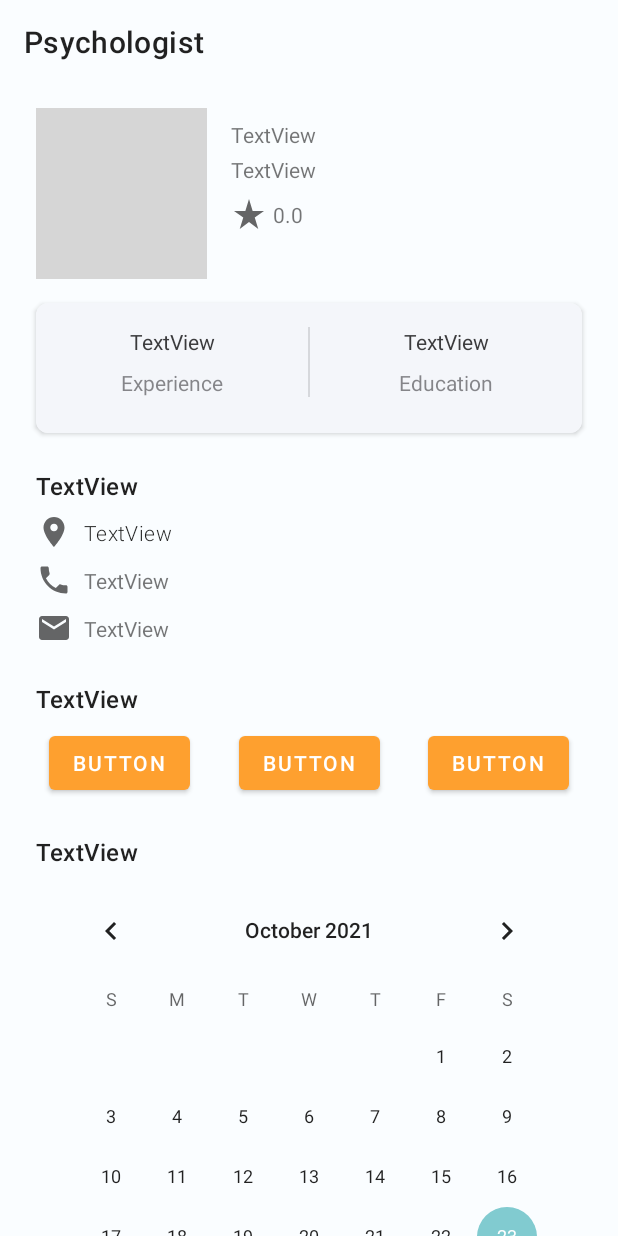
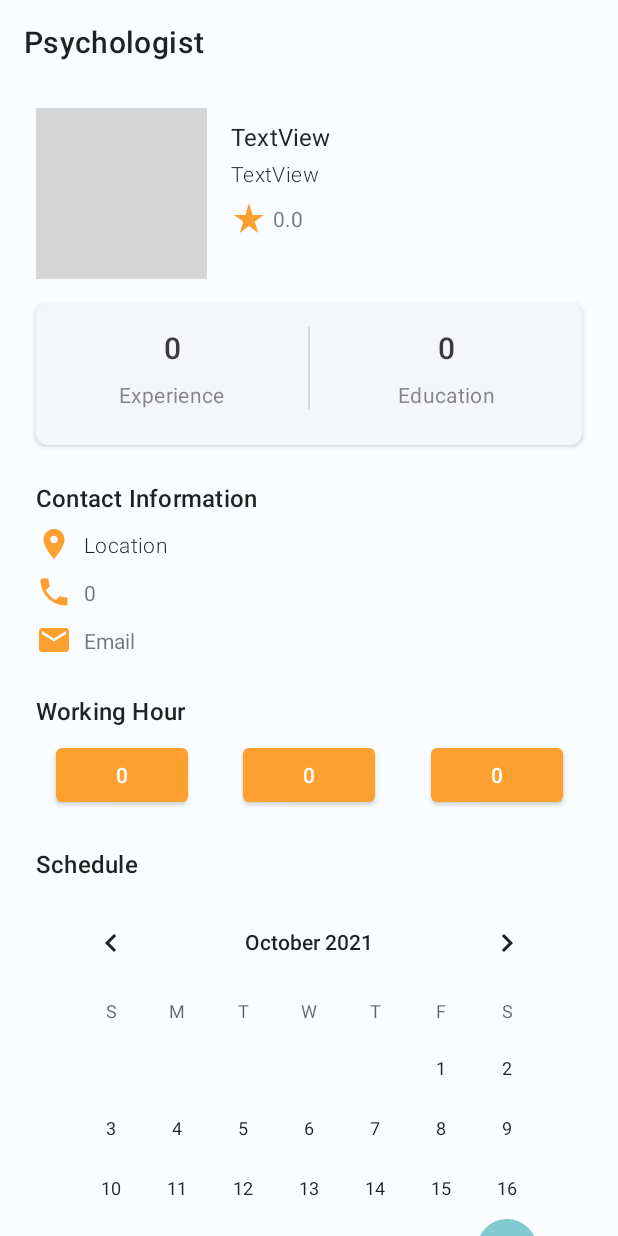
Before and after one commit to EnhanceTeam/sMEdy-app, an Android app: the layout activity_psychologist_detail.xml on its own in the app's theme, with its tools: preview values and no code run, on a phone screen of 412 x 824 dp. Run offline under Robolectric (Android 15) with nearby library versions, the phone set to English and light mode, and no system bars; Roboto replaces fonts that are not available here; grey boxes are pictures that could not be loaded.

Commit message:
Psychologist design almost done

```diff
--- a/Smedy/app/src/main/AndroidManifest.xml
+++ b/Smedy/app/src/main/AndroidManifest.xml
@@ -22,7 +22,7 @@
             android:name=".view.MeditationPlayerActivity"
             android:exported="true" />
         <activity
-            android:name=".view.activities.ScheduleAppointmentActivity"
+            android:name=".view.activities.PsychologistDetailActivity"
             android:exported="true" />
         <activity
             android:name=".view.MusicPlayerActivity"
--- a/Smedy/app/src/main/java/com/example/smedy/adapter/PsikologHomeAdapter.java
+++ b/Smedy/app/src/main/java/com/example/smedy/adapter/PsikologHomeAdapter.java
@@ -16,7 +16,7 @@ import com.bumptech.glide.Glide;
 import com.bumptech.glide.load.engine.DiskCacheStrategy;
 import com.example.smedy.R;
 import com.example.smedy.model.Psychologist;
-import com.example.smedy.view.ScheduleAppointmentActivity;
+import com.example.smedy.view.activities.PsychologistDetailActivity;
 
 import java.util.ArrayList;
 
@@ -50,7 +50,7 @@ public class PsikologHomeAdapter extends RecyclerView.Adapter<PsikologHomeAdapte
         holder.CvPsikiater.setOnClickListener(new View.OnClickListener() {
             @Override
             public void onClick(View view) {
-                Intent intent = new Intent(context, ScheduleAppointmentActivity.class);
+                Intent intent = new Intent(context, PsychologistDetailActivity.class);
                 intent.putExtra("nama", psychologist.getNama());
                 intent.putExtra("tahun", psychologist.getTahun());
                 intent.putExtra("foto", psychologist.getFoto());
--- a/Smedy/app/src/main/res/layout/activity_schedule_appointment.xml
+++ b/Smedy/app/src/main/res/layout/activity_psychologist_detail.xml
@@ -4,15 +4,18 @@
     xmlns:tools="http://schemas.android.com/tools"
     android:layout_width="match_parent"
     android:layout_height="match_parent"
-    tools:context=".view.activities.ScheduleAppointmentActivity">
+    tools:context=".view.activities.PsychologistDetailActivity">
 
     <androidx.appcompat.widget.Toolbar
-        android:id="@+id/toolbar"
+        android:id="@+id/toolbarPsychologistActivity"
         android:layout_width="match_parent"
         android:layout_height="wrap_content"
         android:background="?attr/colorPrimary"
         android:minHeight="?attr/actionBarSize"
         android:theme="@style/ToolbarColor"
+        app:layout_constraintEnd_toEndOf="parent"
+        app:layout_constraintStart_toStartOf="parent"
+        app:layout_constraintTop_toTopOf="parent"
         app:title="@string/psychologist" />
 
     <androidx.core.widget.NestedScrollView
@@ -23,14 +26,14 @@
         app:layout_constraintBottom_toBottomOf="parent"
         app:layout_constraintEnd_toEndOf="parent"
         app:layout_constraintStart_toStartOf="parent"
-        app:layout_constraintTop_toBottomOf="@+id/toolbar">
+        app:layout_constraintTop_toBottomOf="@+id/toolbarPsychologistActivity">
 
         <androidx.constraintlayout.widget.ConstraintLayout
             android:layout_width="match_parent"
             android:layout_height="wrap_content">
 
             <ImageView
-                android:id="@+id/imgFotoScheduleAppointment"
+                android:id="@+id/imgProfilePsychologistActivity"
                 android:layout_width="114dp"
                 android:layout_height="114dp"
                 android:layout_marginStart="24dp"
@@ -41,44 +44,48 @@
                 tools:srcCompat="@tools:sample/avatars[0]" />
 
             <TextView
-                android:id="@+id/txtViewNamaScheduleAppointment"
+                android:id="@+id/txtNamePsychologistActivity"
                 android:layout_width="0dp"
                 android:layout_height="wrap_content"
                 android:layout_marginStart="16dp"
                 android:layout_marginTop="8dp"
                 android:layout_marginEnd="24dp"
                 android:text="TextView"
+                android:textAppearance="@style/TextAppearance.MaterialComponents.Subtitle1"
                 app:layout_constraintEnd_toEndOf="parent"
-                app:layout_constraintStart_toEndOf="@+id/imgFotoScheduleAppointment"
-                app:layout_constraintTop_toTopOf="@+id/imgFotoScheduleAppointment" />
+                app:layout_constraintStart_toEndOf="@+id/imgProfilePsychologistActivity"
+                app:layout_constraintTop_toTopOf="@+id/imgProfilePsychologistActivity" />
 
             <TextView
-                android:id="@+id/textView4"
+                android:id="@+id/txtSpecialistPsychologistActivity"
                 android:layout_width="0dp"
                 android:layout_height="wrap_content"
                 android:layout_marginTop="4dp"
+                android:fontFamily="sans-serif-light"
                 android:text="TextView"
-                app:layout_constraintEnd_toEndOf="@+id/txtViewNamaScheduleAppointment"
-                app:layout_constraintStart_toStartOf="@+id/txtViewNamaScheduleAppointment"
-                app:layout_constraintTop_toBottomOf="@+id/txtViewNamaScheduleAppointment" />
+                android:textAppearance="@style/TextAppearance.MaterialComponents.Body2"
+                app:layout_constraintEnd_toEndOf="@+id/txtNamePsychologistActivity"
+                app:layout_constraintStart_toStartOf="@+id/txtNamePsychologistActivity"
+                app:layout_constraintTop_toBottomOf="@+id/txtNamePsychologistActivity" />
 
             <ImageView
                 android:id="@+id/imageView10"
                 android:layout_width="wrap_content"
                 android:layout_height="wrap_content"
                 android:layout_marginTop="8dp"
-                app:layout_constraintStart_toStartOf="@+id/textView4"
-                app:layout_constraintTop_toBottomOf="@+id/textView4"
+                android:tint="@color/primary_500"
+                app:layout_constraintStart_toStartOf="@+id/txtSpecialistPsychologistActivity"
+                app:layout_constraintTop_toBottomOf="@+id/txtSpecialistPsychologistActivity"
                 app:srcCompat="@drawable/ic_baseline_star_rate_24" />
 
             <TextView
-                android:id="@+id/textView9"
+                android:id="@+id/txtRatingPsychologistActivity"
                 android:layout_width="0dp"
                 android:layout_height="wrap_content"
                 android:layout_marginStart="4dp"
                 android:text="@string/rating"
                 app:layout_constraintBottom_toBottomOf="@+id/imageView10"
-                app:layout_constraintEnd_toEndOf="@+id/textView4"
+                app:layout_constraintEnd_toEndOf="@+id/txtSpecialistPsychologistActivity"
                 app:layout_constraintStart_toEndOf="@+id/imageView10"
                 app:layout_constraintTop_toTopOf="@+id/imageView10" />
 
@@ -88,9 +95,9 @@
                 android:layout_height="wrap_content"
                 android:layout_marginTop="16dp"
                 app:cardCornerRadius="8dp"
-                app:layout_constraintEnd_toEndOf="@+id/textView9"
-                app:layout_constraintStart_toStartOf="@+id/imgFotoScheduleAppointment"
-                app:layout_constraintTop_toBottomOf="@+id/imgFotoScheduleAppointment">
+                app:layout_constraintEnd_toEndOf="@+id/txtRatingPsychologistActivity"
+                app:layout_constraintStart_toStartOf="@+id/imgProfilePsychologistActivity"
+                app:layout_constraintTop_toBottomOf="@+id/imgProfilePsychologistActivity">
 
                 <androidx.constraintlayout.widget.ConstraintLayout
                     android:layout_width="match_parent"
@@ -98,11 +105,12 @@
                     android:background="@color/white_smoke">
 
                     <TextView
-                        android:id="@+id/txtViewPengalamanScheduleAppointment"
+                        android:id="@+id/txtExperiencePsychologistActivity"
                         android:layout_width="wrap_content"
                         android:layout_height="wrap_content"
                         android:layout_marginTop="16dp"
-                        android:text="TextView"
+                        android:text="@string/number"
+                        android:textAppearance="@style/TextAppearance.MaterialComponents.Headline6"
                         android:textColor="@color/dark_grey"
                         app:layout_constraintEnd_toStartOf="@+id/divider2"
                         app:layout_constraintHorizontal_bias="0.5"
@@ -117,11 +125,12 @@
                         android:layout_marginBottom="24dp"
                         android:alpha="0.6"
                         android:text="@string/experience"
+                        android:textAppearance="@style/TextAppearance.MaterialComponents.Body2"
                         android:textColor="@color/dark_grey"
                         app:layout_constraintBottom_toBottomOf="parent"
-                        app:layout_constraintEnd_toEndOf="@+id/txtViewPengalamanScheduleAppointment"
-                        app:layout_constraintStart_toStartOf="@+id/txtViewPengalamanScheduleAppointment"
-                        app:layout_constraintTop_toBottomOf="@+id/txtViewPengalamanScheduleAppointment" />
+                        app:layout_constraintEnd_toEndOf="@+id/txtExperiencePsychologistActivity"
+                        app:layout_constraintStart_toStartOf="@+id/txtExperiencePsychologistActivity"
+                        app:layout_constraintTop_toBottomOf="@+id/txtExperiencePsychologistActivity" />
 
                     <View
                         android:id="@+id/divider2"
@@ -129,16 +138,17 @@
                         android:layout_height="0dp"
                         android:background="?android:attr/listDivider"
                         app:layout_constraintBottom_toBottomOf="@+id/textView14"
-                        app:layout_constraintEnd_toStartOf="@+id/txtViewLulusanScheduleAppointment"
+                        app:layout_constraintEnd_toStartOf="@+id/txtEducationPsychologistActivity"
                         app:layout_constraintHorizontal_bias="0.5"
-                        app:layout_constraintStart_toEndOf="@+id/txtViewPengalamanScheduleAppointment"
-                        app:layout_constraintTop_toTopOf="@+id/txtViewPengalamanScheduleAppointment" />
+                        app:layout_constraintStart_toEndOf="@+id/txtExperiencePsychologistActivity"
+                        app:layout_constraintTop_toTopOf="@+id/txtExperiencePsychologistActivity" />
 
                     <TextView
-                        android:id="@+id/txtViewLulusanScheduleAppointment"
+                        android:id="@+id/txtEducationPsychologistActivity"
                         android:layout_width="wrap_content"
                         android:layout_height="wrap_content"
-                        android:text="TextView"
+                        android:text="@string/number"
+                        android:textAppearance="@style/TextAppearance.MaterialComponents.Headline6"
                         android:textColor="@color/dark_grey"
                         app:layout_constraintEnd_toEndOf="parent"
                         app:layout_constraintHorizontal_bias="0.5"
@@ -152,11 +162,12 @@
                         android:layout_marginTop="8dp"
                         android:alpha="0.6"
                         android:text="@string/education"
+                        android:textAppearance="@style/TextAppearance.MaterialComponents.Body2"
                         android:textColor="@color/dark_grey"
                         app:layout_constraintBottom_toBottomOf="@+id/divider2"
-                        app:layout_constraintEnd_toEndOf="@+id/txtViewLulusanScheduleAppointment"
-                        app:layout_constraintStart_toStartOf="@+id/txtViewLulusanScheduleAppointment"
-                        app:layout_constraintTop_toBottomOf="@+id/txtViewLulusanScheduleAppointment" />
+                        app:layout_constraintEnd_toEndOf="@+id/txtEducationPsychologistActivity"
+                        app:layout_constraintStart_toStartOf="@+id/txtEducationPsychologistActivity"
+                        app:layout_constraintTop_toBottomOf="@+id/txtEducationPsychologistActivity" />
                 </androidx.constraintlayout.widget.ConstraintLayout>
             </androidx.cardview.widget.CardView>
 
@@ -166,7 +177,7 @@
                 android:layout_height="wrap_content"
                 android:layout_marginTop="24dp"
                 android:fontFamily="sans-serif-medium"
-                android:text="TextView"
+                android:text="@string/contact_information"
                 android:textAppearance="@style/TextAppearance.MaterialComponents.Subtitle1"
                 app:layout_constraintEnd_toEndOf="@+id/cardView6"
                 app:layout_constraintStart_toStartOf="@+id/cardView6"
@@ -177,17 +188,18 @@
                 android:layout_width="wrap_content"
                 android:layout_height="wrap_content"
                 android:layout_marginTop="8dp"
+                android:tint="@color/primary_500"
                 app:layout_constraintStart_toStartOf="@+id/textView16"
                 app:layout_constraintTop_toBottomOf="@+id/textView16"
                 app:srcCompat="@drawable/ic_baseline_location_on_24" />
 
             <TextView
-                android:id="@+id/txtViewLokasiScheduleAppointment"
+                android:id="@+id/txtLocationPsychologistActivity"
                 android:layout_width="0dp"
                 android:layout_height="wrap_content"
                 android:layout_marginStart="8dp"
                 android:fontFamily="sans-serif-light"
-                android:text="TextView"
+                android:text="@string/location"
                 android:textAppearance="@style/TextAppearance.MaterialComponents.Body2"
                 app:layout_constraintBottom_toBottomOf="@+id/imageView11"
                 app:layout_constraintEnd_toEndOf="@+id/textView16"
@@ -199,18 +211,19 @@
                 android:layout_width="wrap_content"
                 android:layout_height="wrap_content"
                 android:layout_marginTop="8dp"
+                android:tint="@color/primary_500"
                 app:layout_constraintStart_toStartOf="@+id/imageView11"
                 app:layout_constraintTop_toBottomOf="@+id/imageView11"
                 app:srcCompat="@drawable/ic_baseline_local_phone_24" />
 
             <TextView
-                android:id="@+id/textView18"
+                android:id="@+id/txtPhonePsychologistActivity"
                 android:layout_width="0dp"
                 android:layout_height="wrap_content"
                 android:layout_marginStart="8dp"
-                android:text="TextView"
+                android:text="@string/number"
                 app:layout_constraintBottom_toBottomOf="@+id/imageView12"
-                app:layout_constraintEnd_toEndOf="@+id/txtViewLokasiScheduleAppointment"
+                app:layout_constraintEnd_toEndOf="@+id/txtLocationPsychologistActivity"
                 app:layout_constraintStart_toEndOf="@+id/imageView12"
                 app:layout_constraintTop_toTopOf="@+id/imageView12" />
 
@@ -219,18 +232,19 @@
                 android:layout_width="wrap_content"
                 android:layout_height="wrap_content"
                 android:layout_marginTop="8dp"
+                android:tint="@color/primary_500"
                 app:layout_constraintStart_toStartOf="@+id/imageView12"
                 app:layout_constraintTop_toBottomOf="@+id/imageView12"
                 app:srcCompat="@drawable/ic_baseline_email_24" />
 
             <TextView
-                android:id="@+id/textView19"
+                android:id="@+id/txtEmailPsychologistActivity"
                 android:layout_width="0dp"
                 android:layout_height="wrap_content"
                 android:layout_marginStart="8dp"
-                android:text="TextView"
+                android:text="@string/email"
                 app:layout_constraintBottom_toBottomOf="@+id/imageView13"
-                app:layout_constraintEnd_toEndOf="@+id/textView18"
+                app:layout_constraintEnd_toEndOf="@+id/txtPhonePsychologistActivity"
                 app:layout_constraintStart_toEndOf="@+id/imageView13"
                 app:layout_constraintTop_toTopOf="@+id/imageView13" />
 
@@ -240,9 +254,9 @@
                 android:layout_height="wrap_content"
                 android:layout_marginTop="24dp"
                 android:fontFamily="sans-serif-medium"
-                android:text="TextView"
+                android:text="@string/working_hour"
                 android:textAppearance="@style/TextAppearance.MaterialComponents.Subtitle1"
-                app:layout_constraintEnd_toEndOf="@+id/textView19"
+                app:layout_constraintEnd_toEndOf="@+id/txtEmailPsychologistActivity"
                 app:layout_constraintHorizontal_bias="0.0"
                 app:layout_constraintStart_toStartOf="@+id/imageView13"
                 app:layout_constraintTop_toBottomOf="@+id/imageView13" />
@@ -252,7 +266,7 @@
                 android:layout_width="wrap_content"
                 android:layout_height="wrap_content"
                 android:layout_marginTop="8dp"
-                android:text="Button"
+                android:text="@string/number"
                 app:layout_constraintEnd_toStartOf="@+id/button2"
                 app:layout_constraintHorizontal_bias="0.5"
                 app:layout_constraintStart_toStartOf="parent"
@@ -262,7 +276,7 @@
                 android:id="@+id/button2"
                 android:layout_width="wrap_content"
                 android:layout_height="wrap_content"
-                android:text="Button"
+                android:text="@string/number"
                 app:layout_constraintBottom_toBottomOf="@+id/button"
                 app:layout_constraintEnd_toStartOf="@+id/button3"
                 app:layout_constraintHorizontal_bias="0.5"
@@ -273,7 +287,7 @@
                 android:id="@+id/button3"
                 android:layout_width="wrap_content"
                 android:layout_height="wrap_content"
-                android:text="Button"
+                android:text="@string/number"
                 app:layout_constraintBottom_toBottomOf="@+id/button2"
                 app:layout_constraintEnd_toEndOf="parent"
                 app:layout_constraintHorizontal_bias="0.5"
@@ -286,7 +300,7 @@
                 android:layout_height="wrap_content"
                 android:layout_marginTop="24dp"
                 android:fontFamily="sans-serif-medium"
-                android:text="TextView"
+                android:text="@string/schedule"
                 android:textAppearance="@style/TextAppearance.MaterialComponents.Subtitle1"
                 app:layout_constraintEnd_toEndOf="@+id/textView5"
                 app:layout_constraintHorizontal_bias="0.0"
@@ -303,7 +317,7 @@
                 app:layout_constraintTop_toBottomOf="@+id/textView6" />
 
             <Button
-                android:id="@+id/btnMakeScheduleAppointment"
+                android:id="@+id/btnMakeAppointmentPsychologistActivity"
                 android:layout_width="0dp"
                 android:layout_height="wrap_content"
                 android:layout_marginTop="24dp"
--- a/Smedy/app/src/main/res/values/strings.xml
+++ b/Smedy/app/src/main/res/values/strings.xml
@@ -13,7 +13,7 @@
     <string name="history">History</string>
     <string name="nama">nama</string>
     <string name="tahun">tahun</string>
-    <string name="lokasi">lokasi</string>
+    <string name="location">Location</string>
     <string name="img">img</string>
     <string name="schedule_appointment">Schedule Appointment</string>
     <string name="psychologist">Psychologist</string>
@@ -46,4 +46,9 @@
     <string name="save">Save</string>
     <string name="experience">Experience</string>
     <string name="education">Education</string>
+    <string name="number">0</string>
+    <string name="contact_information">Contact Information</string>
+    <string name="working_hour">Working Hour</string>
+    <string name="email">Email</string>
+    <string name="schedule">Schedule</string>
 </resources>
```
Also changed, not shown: Smedy/app/src/main/java/com/example/smedy/adapter/PsychologistAdapter.java (+3 -10 lines), Smedy/app/src/main/java/com/example/smedy/model/Psychologist.java (+68 -11 lines), Smedy/app/src/main/java/com/example/smedy/repositories/PsychologistRepository.java (+10 -9 lines), Smedy/app/src/main/java/com/example/smedy/view/HomeFragment.java (+4 -4 lines), Smedy/app/src/main/java/com/example/smedy/view/activities/PsychologistDetailActivity.java (added, +98 -0 lines), Smedy/app/src/main/java/com/example/smedy/view/activities/ScheduleAppointmentActivity.java (deleted, +0 -61 lines).
